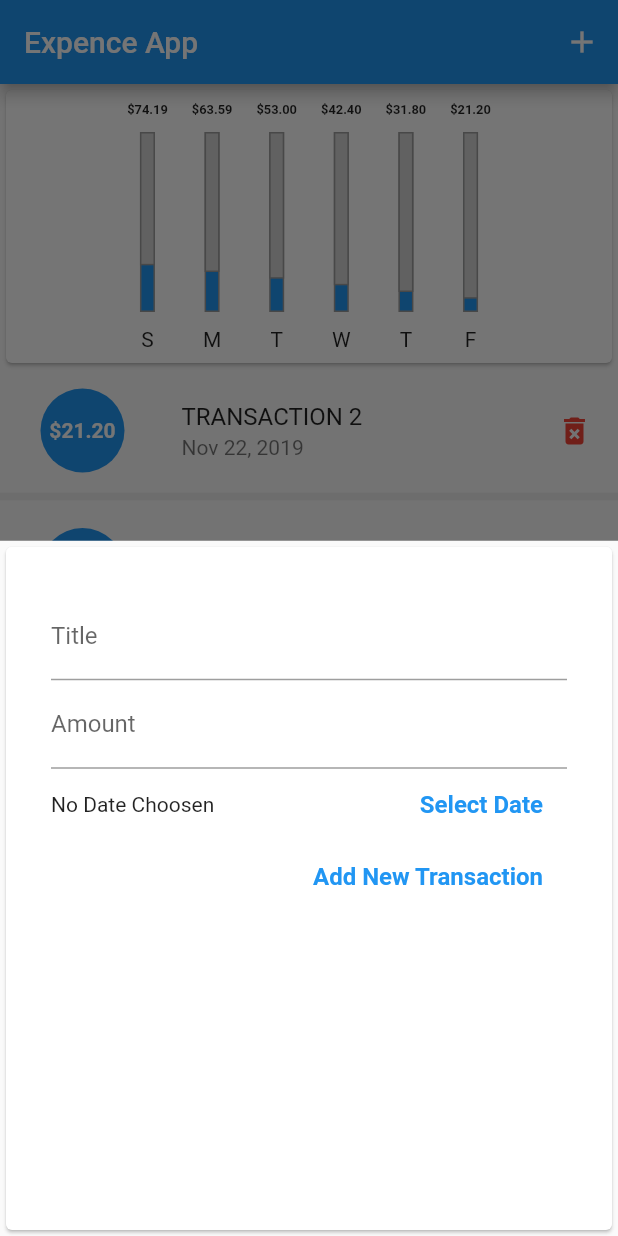
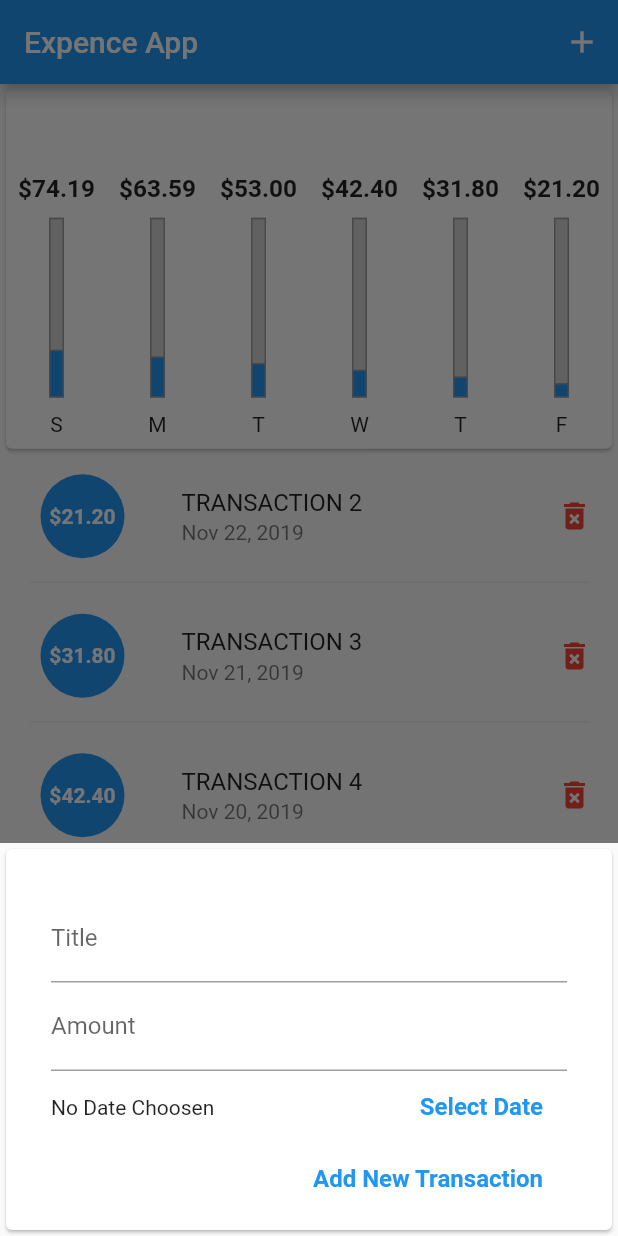
Before and after one commit to ram-krishan/flutter_demo, a Flutter app: the screen it shows after launch, after a tap on the "delete forever" icon, after a tap on the "add" icon, on a phone screen of 412 x 824 dp. Run offline on Flutter 3.47's test engine with Material 2 defaults, Android fonts, the phone set to English and light mode, and no system bars.

Commit message:
changes for media query

```diff
--- a/lib/screens/chartBar.dart
+++ b/lib/screens/chartBar.dart
@@ -17,11 +17,11 @@ class ChartBar extends StatelessWidget {
         mainAxisAlignment: MainAxisAlignment.end,
         children: <Widget>[
           Container(
-            height: 10,
+            height: 20,
             child: FittedBox(
               child: Text(
                 "\$${amountSpending.toStringAsFixed(2)}",
-                style: TextStyle(fontSize: 12, fontWeight: FontWeight.bold),
+                style: TextStyle(fontSize: 14, fontWeight: FontWeight.bold),
               ),
             ),
           ),
--- a/lib/screens/expenceApp.dart
+++ b/lib/screens/expenceApp.dart
@@ -16,6 +16,7 @@ class ExpenceApp extends StatefulWidget {
 class _ExpenceAppState extends State<ExpenceApp> {
   final List<Transaction> _transactions =
       Transaction.build(transactionCount: 10);
+  bool chartView = false;
 
   void _handleActionClickButton(ctx) {
     showModalBottomSheet(
@@ -55,34 +56,90 @@ class _ExpenceAppState extends State<ExpenceApp> {
     });
   }
 
+  double appBarHeight(AppBar appBar) => appBar.preferredSize.height;
+  double statusBarHeidth(MediaQueryData mediaQuery) => mediaQuery.padding.top;
+
+  Widget renderLandScapView(mediaQuery, appBar) {
+    return Column(
+      mainAxisAlignment: MainAxisAlignment.start,
+      children: <Widget>[
+        Row(
+          mainAxisAlignment: MainAxisAlignment.center,
+          children: <Widget>[
+            Text("Chart View"),
+            Switch(
+              value: chartView,
+              onChanged: (value) {
+                setState(() {
+                  chartView = value;
+                });
+              },
+            )
+          ],
+        ),
+        if (chartView)
+          Container(
+            child: ExpenceChart(_recentTransactions),
+          ),
+        if (!chartView)
+          Container(
+            height: mediaQuery.size.height -
+                mediaQuery.padding.top -
+                appBarHeight(appBar) -
+                48 -
+                mediaQuery.viewInsets.bottom,
+            child: TransactionList(
+              transactions: _transactions,
+              removeTransactoin: _removeTransactoin,
+            ),
+          ),
+      ],
+    );
+  }
+
+  Widget renderPotraitView(mediaQuery, appBar) {
+    return Container(
+      width: double.infinity,
+      child: Column(children: [
+        Container(
+          height: mediaQuery.size.height * 0.3,
+          child: ExpenceChart(_recentTransactions),
+        ),
+        Container(
+          height: mediaQuery.size.height * 0.7 -
+              mediaQuery.padding.top -
+              appBarHeight(appBar) -
+              mediaQuery.viewInsets.bottom,
+          child: TransactionList(
+            transactions: _transactions,
+            removeTransactoin: _removeTransactoin,
+          ),
+        ),
+      ]),
+    );
+  }
+
   @override
   Widget build(BuildContext context) {
-    return Scaffold(
-      appBar: AppBar(
+    final MediaQueryData mediaQuery = MediaQuery.of(context);
+    final appBar = AppBar(
       title: Text("Expence App"),
       actions: <Widget>[
         IconButton(
             onPressed: () => _handleActionClickButton(context),
             icon: Icon(Icons.add))
       ],
-      ),
+    );
+
+    return Scaffold(
+        appBar: appBar,
         floatingActionButton: FloatingActionButton(
           child: Icon(Icons.add),
           onPressed: () => _handleActionClickButton(context),
         ),
         floatingActionButtonLocation: FloatingActionButtonLocation.centerFloat,
-      body: SingleChildScrollView(
-        child: Container(
-          width: double.infinity,
-          child: Column(children: [
-            ExpenceChart(_recentTransactions),
-            TransactionList(
-              transactions: _transactions,
-              removeTransactoin: _removeTransactoin,
-            ),
-          ]),
-        ),
-      ),
-    );
+        body: (mediaQuery.orientation == Orientation.portrait
+            ? renderPotraitView(mediaQuery, appBar)
+            : renderLandScapView(mediaQuery, appBar)));
   }
 }
--- a/lib/screens/newTransaction.dart
+++ b/lib/screens/newTransaction.dart
@@ -44,9 +44,14 @@ class _NewTransactionState extends State<NewTransaction> {
 
   @override
   Widget build(BuildContext context) {
-    return Card(
+    return SingleChildScrollView(
+      child: Card(
         child: Container(
-        padding: EdgeInsets.all(30),
+          padding: EdgeInsets.only(
+              top: 30,
+              left: 30,
+              right: 30,
+              bottom: MediaQuery.of(context).viewInsets.bottom + 10),
           child: Column(
             crossAxisAlignment: CrossAxisAlignment.end,
             children: <Widget>[
@@ -75,7 +80,8 @@ class _NewTransactionState extends State<NewTransaction> {
                   FlatButton(
                     child: Text(
                       "Select Date",
-                    style: TextStyle(fontWeight: FontWeight.bold, fontSize: 16),
+                      style:
+                          TextStyle(fontWeight: FontWeight.bold, fontSize: 16),
                     ),
                     onPressed: presentDatePicker,
                     textColor: Colors.blue,
@@ -93,6 +99,7 @@ class _NewTransactionState extends State<NewTransaction> {
             ],
           ),
         ),
+      ),
     );
   }
 }
--- a/lib/screens/transactionCard.dart
+++ b/lib/screens/transactionCard.dart
@@ -41,9 +41,12 @@ class TransactionCard extends StatelessWidget {
             },
           ),
         ),
-        Divider(
-          thickness: 5,
-          color: Colors.grey[200],
+        Padding(
+          padding: EdgeInsets.symmetric(horizontal: 20),
+          child: Divider(
+            thickness: 1,
+            color: Colors.grey[200],
+          ),
         ),
       ],
     );
```
Lines whose indentation alone changed are shown as unchanged.
